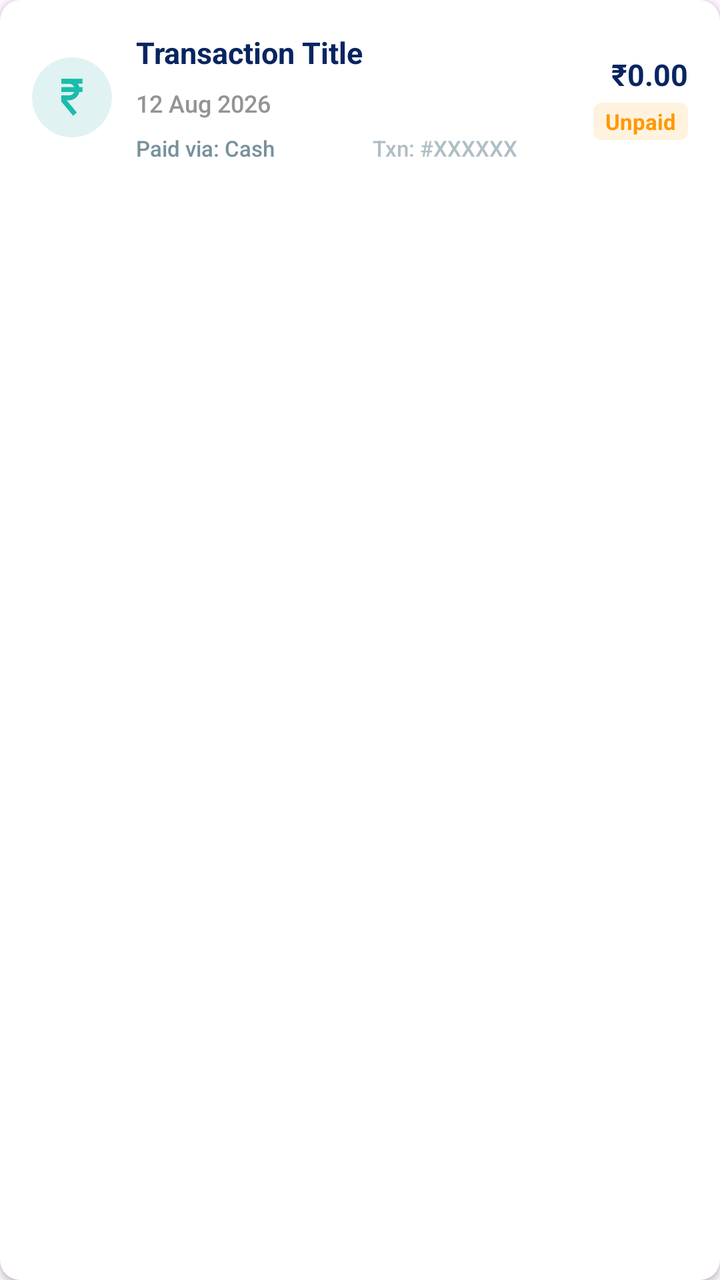
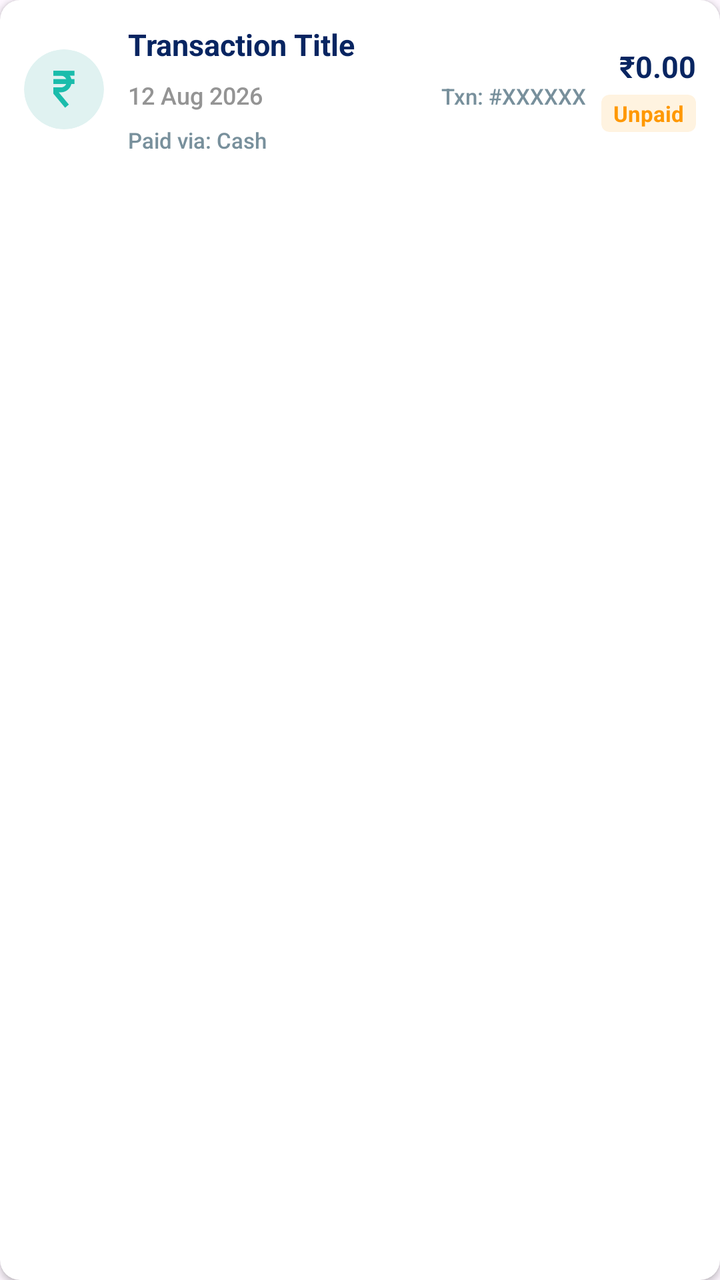

Before-and-after screenshots of an Android layout around one commit, followed by the original layout XML and the change that was made.
<!-- AndroidManifest.xml: application theme Theme.FinTrack -->
<!-- res/layout/item_finmate_ledger.xml -->
<?xml version="1.0" encoding="utf-8"?>
<com.google.android.material.card.MaterialCardView
    xmlns:android="http://schemas.android.com/apk/res/android"
    xmlns:app="http://schemas.android.com/apk/res-auto"
    xmlns:tools="http://schemas.android.com/tools"
    android:layout_width="match_parent"
    android:layout_height="wrap_content"
    android:layout_marginHorizontal="2dp"
    android:layout_marginVertical="6dp"
    app:cardBackgroundColor="#FFFFFF"
    app:cardCornerRadius="10dp"
    app:cardElevation="2dp"
    app:strokeWidth="0dp"
    tools:ignore="HardcodedText">

    <LinearLayout
        android:layout_width="match_parent"
        android:layout_height="wrap_content"
        android:orientation="horizontal"
        android:padding="16dp"
        android:gravity="center_vertical">

        
        <androidx.cardview.widget.CardView
            android:id="@+id/cardIconContainer"
            android:layout_width="40dp"
            android:layout_height="40dp"
            app:cardBackgroundColor="#E0F2F1"
            app:cardCornerRadius="20dp"
            app:cardElevation="0dp">

            <ImageView
                android:id="@+id/ivTxIcon"
                android:layout_width="20dp"
                android:layout_height="20dp"
                android:layout_gravity="center"
                android:src="@drawable/rupee"
                app:tint="#1abcab"
                tools:ignore="ContentDescription" />
        </androidx.cardview.widget.CardView>

        
        <LinearLayout
            android:layout_width="0dp"
            android:layout_height="wrap_content"
            android:layout_weight="5"
            android:layout_marginStart="12dp"
            android:orientation="vertical">

            <TextView
                android:id="@+id/tvTxTitle"
                android:layout_width="wrap_content"
                android:layout_height="wrap_content"
                android:text="Transaction Title"
                android:textColor="#082561"
                android:textSize="15sp"
                android:textStyle="bold"
                android:maxLines="1"
                android:ellipsize="end" />


            <LinearLayout
                android:layout_width="match_parent"
                android:layout_height="wrap_content"
                android:orientation="horizontal"
                android:layout_marginTop="7dp">

                
                <TextView
                    android:id="@+id/tvTxDate"
                    android:text="12 Aug 2026"
                    android:layout_width="0dp"
                    android:layout_height="wrap_content"
                    android:layout_weight="1"
                    android:textColor="#949494"
                    android:textSize="12sp"
                    android:fontFamily="sans-serif-medium"
                    android:gravity="start" />



            </LinearLayout>

            <LinearLayout
                android:layout_width="match_parent"
                android:layout_height="wrap_content"
                android:orientation="horizontal"
                android:layout_marginTop="7dp">

                
                <TextView
                    android:id="@+id/tvTxSource"
                    android:layout_width="0dp"
                    android:layout_height="wrap_content"
                    android:layout_weight="1"
                    android:text="Paid via: Cash"
                    android:textColor="#78909C"
                    android:textSize="11sp"
                    android:fontFamily="sans-serif-medium"
                    android:gravity="start" />

                
                <TextView
                    android:id="@+id/tvTxNumber"
                    android:layout_width="0dp"
                    android:layout_height="wrap_content"
                    android:layout_weight="1"
                    android:text="Txn: #XXXXXX"
                    android:textColor="#B0BEC5"
                    android:textSize="11sp"
                    android:fontFamily="sans-serif-medium"
                    android:gravity="end" />

            </LinearLayout>



        </LinearLayout>

        
        <LinearLayout
            android:layout_width="wrap_content"
            android:layout_height="wrap_content"
            android:layout_weight="1"
            android:orientation="vertical"
            android:gravity="end">

            
            <TextView
                android:id="@+id/tvTxAmount"
                android:layout_width="wrap_content"
                android:layout_height="wrap_content"
                android:text="₹0.00"
                android:textColor="#082561"
                android:textSize="15sp"
                android:textStyle="bold" />

            
            <com.google.android.material.card.MaterialCardView
                android:id="@+id/badgeStatus"
                android:layout_width="wrap_content"
                android:layout_height="wrap_content"
                android:layout_marginTop="4dp"
                app:cardBackgroundColor="#FFF3E0"
                app:cardCornerRadius="4dp"
                app:cardElevation="0dp"
                app:strokeWidth="0dp">

                <TextView
                    android:id="@+id/tvTxStatus"
                    android:layout_width="wrap_content"
                    android:layout_height="wrap_content"
                    android:paddingHorizontal="6dp"
                    android:paddingVertical="2dp"
                    android:text="Unpaid"
                    android:textColor="#FF9800"
                    android:textSize="11sp"
                    android:textStyle="bold" />
            </com.google.android.material.card.MaterialCardView>

            
            <TextView
                android:id="@+id/tvTxTotalAmount"
                android:layout_width="wrap_content"
                android:layout_height="wrap_content"
                android:layout_marginTop="4dp"
                android:text="Total: ₹0.00"
                android:textColor="#949494"
                android:textSize="11sp"
                android:visibility="gone"/>

        </LinearLayout>

    </LinearLayout>
</com.google.android.material.card.MaterialCardView>
<!-- resources referenced by this layout -->
<resources>
  <!-- drawable rupee (drawable) -->
  <vector xmlns:android="http://schemas.android.com/apk/res/android"
      android:width="24dp"
      android:height="24dp"
      android:viewportWidth="256"
      android:viewportHeight="256">
    <path
        android:pathData="M59.92,9.16l135.16,0l0,31.56l-135.16,0z"
        android:strokeLineJoin="miter"
        android:strokeWidth="2.63"
        android:fillColor="#082561"
        android:fillType="nonZero"
        android:strokeColor="#00000000"
        android:strokeLineCap="butt"/>
    <path
        android:pathData="M59.92,62.4l135.16,0l0,31.56l-135.16,0z"
        android:strokeLineJoin="miter"
        android:strokeWidth="2.63"
        android:fillColor="#082561"
        android:fillType="nonZero"
        android:strokeColor="#00000000"
        android:strokeLineCap="butt"/>
    <path
        android:pathData="M177.06,78.18C177.06,40.12 146.1,9.16 108.05,9.16L59.93,9.16l0,31.56l48.11,0c20.65,0 37.45,16.8 37.45,37.45s-16.8,37.45 -37.45,37.45L59.93,115.63l0,40.01L135.19,245.86l23.95,-20.55L94.27,147.19l13.78,0C146.1,147.19 177.06,116.23 177.06,78.18z"
        android:strokeLineJoin="miter"
        android:strokeWidth="2.63"
        android:fillColor="#082561"
        android:fillType="nonZero"
        android:strokeColor="#00000000"
        android:strokeLineCap="butt"/>
  </vector>
  <style name="Theme.FinTrack" parent="Base.Theme.FinTrack" />
  <style name="Base.Theme.FinTrack" parent="Theme.Material3.Light.NoActionBar">
          
          <item name="colorPrimary">#082561</item>
          <item name="colorSecondary">#1ABCAB</item>
  
          
          <item name="android:windowLightStatusBar">true</item>
          <item name="android:statusBarColor">#FFFFFF</item>
      </style>
</resources>

<!-- the commit's change to res/layout/item_finmate_ledger.xml (unified diff, before → after) -->
@@ -17,7 +17,9 @@
         android:layout_width="match_parent"
         android:layout_height="wrap_content"
         android:orientation="horizontal"
-        android:padding="16dp"
+        android:paddingVertical="12dp"
+        android:paddingStart="12dp"
+        android:paddingEnd="12dp"
         android:gravity="center_vertical">
 
         
@@ -68,16 +70,29 @@
                 
                 <TextView
                     android:id="@+id/tvTxDate"
+                    android:layout_width="wrap_content"
+                    android:layout_height="wrap_content"
                     android:text="12 Aug 2026"
-                    android:layout_width="0dp"
-                    android:layout_height="wrap_content"
-                    android:layout_weight="1"
                     android:textColor="#949494"
                     android:textSize="12sp"
+                    android:fontFamily="sans-serif-medium" />
+
+                
+                <View
+                    android:layout_width="0dp"
+                    android:layout_height="1dp"
+                    android:layout_weight="1" />
+
+                
+                <TextView
+                    android:id="@+id/tvTxNumber"
+                    android:layout_width="wrap_content"
+                    android:layout_height="wrap_content"
+                    android:text="Txn: #XXXXXX"
+                    android:textColor="#78909C"
+                    android:textSize="11sp"
                     android:fontFamily="sans-serif-medium"
-                    android:gravity="start" />
-
-
+                    android:gravity="end" />
 
             </LinearLayout>
 
@@ -86,6 +101,8 @@
                 android:layout_height="wrap_content"
                 android:orientation="horizontal"
                 android:layout_marginTop="7dp">
+
+
 
                 
                 <TextView
@@ -99,17 +116,7 @@
                     android:fontFamily="sans-serif-medium"
                     android:gravity="start" />
 
-                
-                <TextView
-                    android:id="@+id/tvTxNumber"
-                    android:layout_width="0dp"
-                    android:layout_height="wrap_content"
-                    android:layout_weight="1"
-                    android:text="Txn: #XXXXXX"
-                    android:textColor="#B0BEC5"
-                    android:textSize="11sp"
-                    android:fontFamily="sans-serif-medium"
-                    android:gravity="end" />
+
 
             </LinearLayout>
 
@@ -121,7 +128,7 @@
         <LinearLayout
             android:layout_width="wrap_content"
             android:layout_height="wrap_content"
-            android:layout_weight="1"
+            android:layout_marginStart="8dp"
             android:orientation="vertical"
             android:gravity="end">
 
